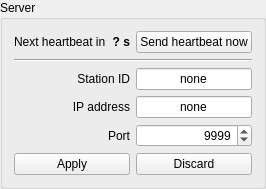
First picture: the form in widgets/qserver.ui, repository AMOS-uniba/amos-client, before the edit.
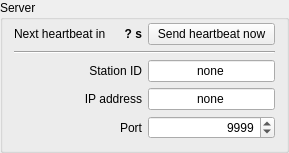
Second picture: the form after the edit.

```diff
--- a/widgets/qserver.ui
+++ b/widgets/qserver.ui
@@ -6,8 +6,8 @@
    <rect>
     <x>0</x>
     <y>0</y>
-    <width>240</width>
-    <height>172</height>
+    <width>289</width>
+    <height>137</height>
    </rect>
   </property>
   <property name="sizePolicy">
@@ -23,6 +23,9 @@
    <string>Server</string>
   </property>
   <layout class="QGridLayout" name="gridLayout">
+   <property name="topMargin">
+    <number>3</number>
+   </property>
    <item row="0" column="0">
     <layout class="QHBoxLayout" name="lo_countdown">
      <item>
@@ -69,20 +72,6 @@
      </property>
     </widget>
    </item>
-   <item row="5" column="1">
-    <widget class="QPushButton" name="bt_discard">
-     <property name="text">
-      <string>Discard</string>
-     </property>
-    </widget>
-   </item>
-   <item row="5" column="0">
-    <widget class="QPushButton" name="bt_apply">
-     <property name="text">
-      <string>Apply</string>
-     </property>
-    </widget>
-   </item>
    <item row="3" column="1">
     <widget class="QLineEdit" name="le_ip">
      <property name="sizePolicy">
```
